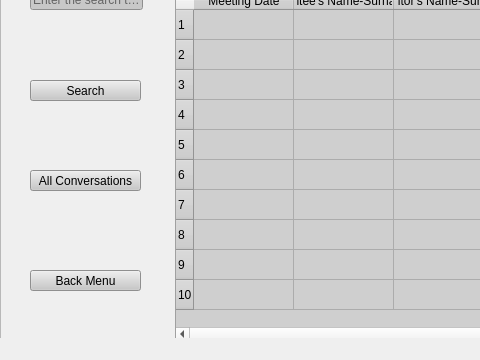
Qt form ui/mentor.ui (nesibebakirdag-ship-it/Python_Modul_Week_4_team_2) before a commit; both pictures show x 0 to 480 and y 190 to 550 of the 800 by 550 pixel window.
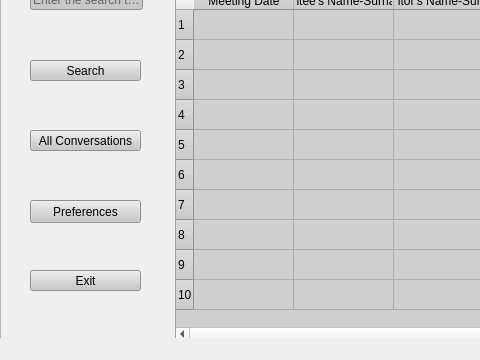
The same form after that commit. Icons and pictures are not drawn.

Patch:
```diff
--- a/ui/mentor.ui
+++ b/ui/mentor.ui
@@ -296,7 +296,7 @@
      <property name="geometry">
       <rect>
        <x>30</x>
-       <y>270</y>
+       <y>250</y>
        <width>111</width>
        <height>21</height>
       </rect>
@@ -362,7 +362,7 @@
      <property name="geometry">
       <rect>
        <x>30</x>
-       <y>360</y>
+       <y>320</y>
        <width>111</width>
        <height>21</height>
       </rect>
@@ -417,7 +417,7 @@
 }</string>
      </property>
      <property name="text">
-      <string>Back Menu</string>
+      <string>Exit</string>
      </property>
     </widget>
     <widget class="QTableWidget" name="tableWidget">
@@ -594,6 +594,31 @@
       </property>
      </item>
     </widget>
+    <widget class="QPushButton" name="pushButton_3">
+     <property name="geometry">
+      <rect>
+       <x>30</x>
+       <y>390</y>
+       <width>111</width>
+       <height>23</height>
+      </rect>
+     </property>
+     <property name="styleSheet">
+      <string notr="true">QPushButton {
+selection-background-color: rgb(162, 162, 162);
+background-color: rgb(200, 200, 200);
+color:rgb(0, 0, 0)
+}
+
+QPushButton:hover {
+background-color:white;
+color:rgb(0, 0, 0)
+}</string>
+     </property>
+     <property name="text">
+      <string>Preferences</string>
+     </property>
+    </widget>
     <zorder>MENTORMENU</zorder>
     <zorder>lineEdit_search</zorder>
     <zorder>pushButton</zorder>
```
Left out of the diff: 1 changed line with no effect on the pictures.
